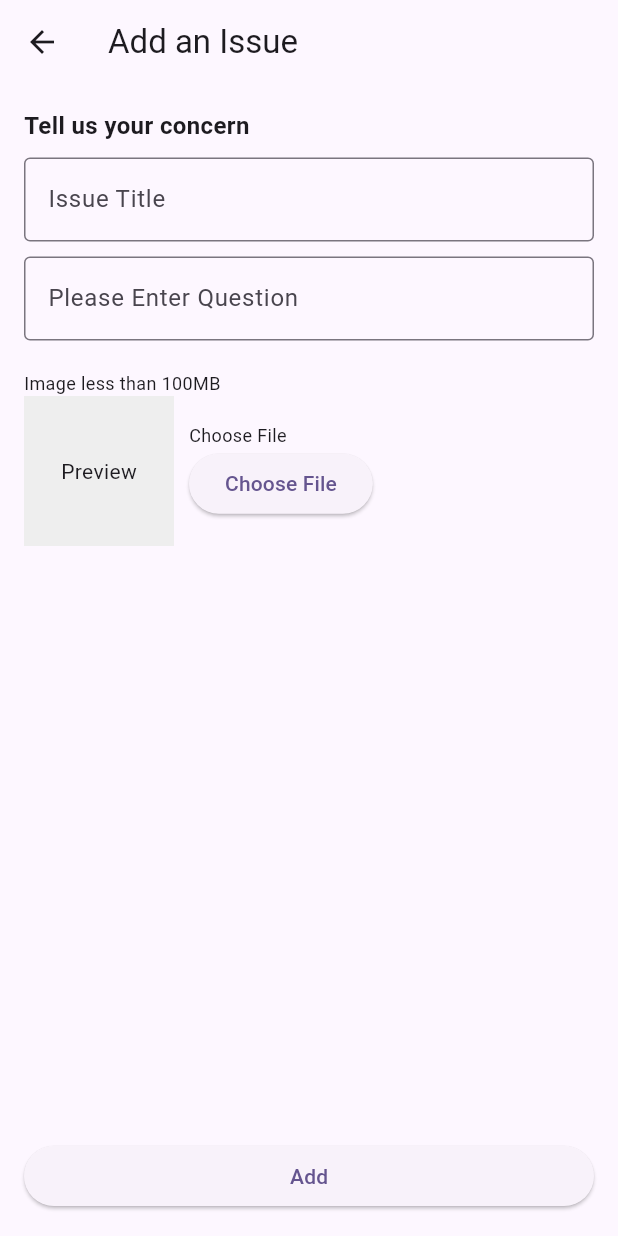
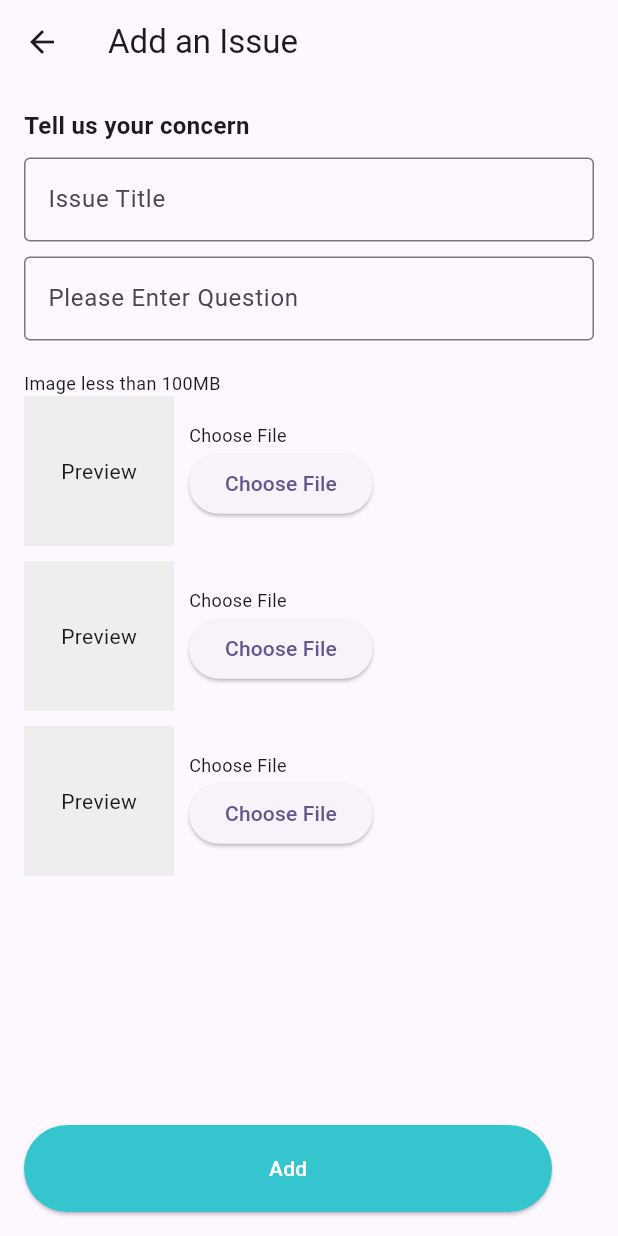
Before and after one commit to ilhamelhamdi/flutter-homecare, a Flutter app: the DetailPersonalPage screen opened directly, after a tap on "Add an Issue", on a phone screen of 412 x 824 dp. Run offline on Flutter 3.47's test engine with Material 3 defaults, Android fonts, the phone set to English and light mode, and no system bars; our stand-ins replace bloc, device_preview, dio, equatable, flutter_bloc, flutter_cache_manager and 10 more; missing offline and left inert: back_button_interceptor, fleather, flutter_pdfview, navbar_router, omega_dio_logger, pretty_http_logger and 1 more; accounts and stored records are empty; project files that could hold a hidden picture were left out.

Commit message:
Personal Case Detail : Detailing UI

```diff
--- a/lib/views/details/detail_pharma.dart
+++ b/lib/views/details/detail_pharma.dart
@@ -13,6 +13,7 @@ class DetailPersonalPage extends StatelessWidget {
         child: Column(
           mainAxisAlignment: MainAxisAlignment.spaceBetween,
           children: [
+            SizedBox(height: 0.0),
             Column(
               children: [
                 Center(
@@ -68,12 +69,11 @@ class DetailPersonalPage extends StatelessWidget {
                       // Handle next button press
                     },
                     style: ElevatedButton.styleFrom(
-                      // primary: Colors.white,
-                      side: BorderSide(color: Color(0xFF35C5CF)),
+                      backgroundColor: Color(0xFFB2B9C4),
                     ),
                     child: Text(
                       'Next',
-                      style: TextStyle(color: Color(0xFFB2B9C4)),
+                      style: TextStyle(color: Colors.white),
                     ),
                   ),
                 ),
@@ -157,8 +157,69 @@ class _AddConcernPageState extends State<AddConcernPage> {
                 ),
               ],
             ),
+            SizedBox(height: 10.0),
+            Row(
+              children: [
+                Container(
+                  width: 100,
+                  height: 100,
+                  color: Colors.grey.shade200,
+                  child: Center(
+                    child: Text('Preview'),
+                  ),
+                ),
+                SizedBox(width: 10),
+                Column(
+                  crossAxisAlignment: CrossAxisAlignment.start,
+                  children: [
+                    Text(
+                      'Choose File',
+                      style: TextStyle(fontSize: 12),
+                    ),
+                    ElevatedButton(
+                      onPressed: () {
+                        // Add your choose file logic here
+                      },
+                      child: Text('Choose File'),
+                    ),
+                  ],
+                ),
+              ],
+            ),
+            SizedBox(height: 10.0),
+            Row(
+              children: [
+                Container(
+                  width: 100,
+                  height: 100,
+                  color: Colors.grey.shade200,
+                  child: Center(
+                    child: Text('Preview'),
+                  ),
+                ),
+                SizedBox(width: 10),
+                Column(
+                  crossAxisAlignment: CrossAxisAlignment.start,
+                  children: [
+                    Text(
+                      'Choose File',
+                      style: TextStyle(fontSize: 12),
+                    ),
+                    ElevatedButton(
+                      onPressed: () {
+                        // Add your choose file logic here
+                      },
+                      child: Text('Choose File'),
+                    ),
+                  ],
+                ),
+              ],
+            ),
             Spacer(),
-            ElevatedButton(
+            SizedBox(
+              width: 352,
+              height: 58,
+              child: ElevatedButton(
                 onPressed: () {
                   Navigator.push(
                     context,
@@ -167,9 +228,13 @@ class _AddConcernPageState extends State<AddConcernPage> {
                     ),
                   );
                 },
-              style: ElevatedButton.styleFrom(),
-              child: Center(
-                child: Text('Add'),
+                style: ElevatedButton.styleFrom(
+                  backgroundColor: Color(0xFF35C5CF),
+                ),
+                child: Text(
+                  'Add',
+                  style: TextStyle(color: Colors.white),
+                ),
               ),
             ),
           ],
```
Lines whose indentation alone changed are shown as unchanged.
